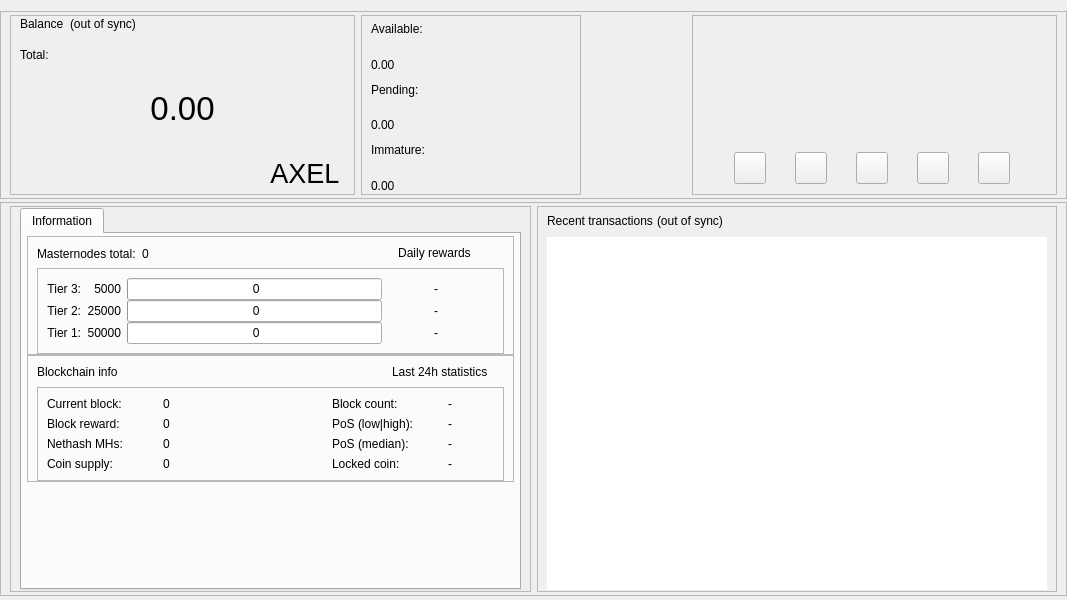
This is src/qt/forms/overviewpage.ui in axelnetwork/AXEL as Qt 5 draws it before an edit. The edited form follows.
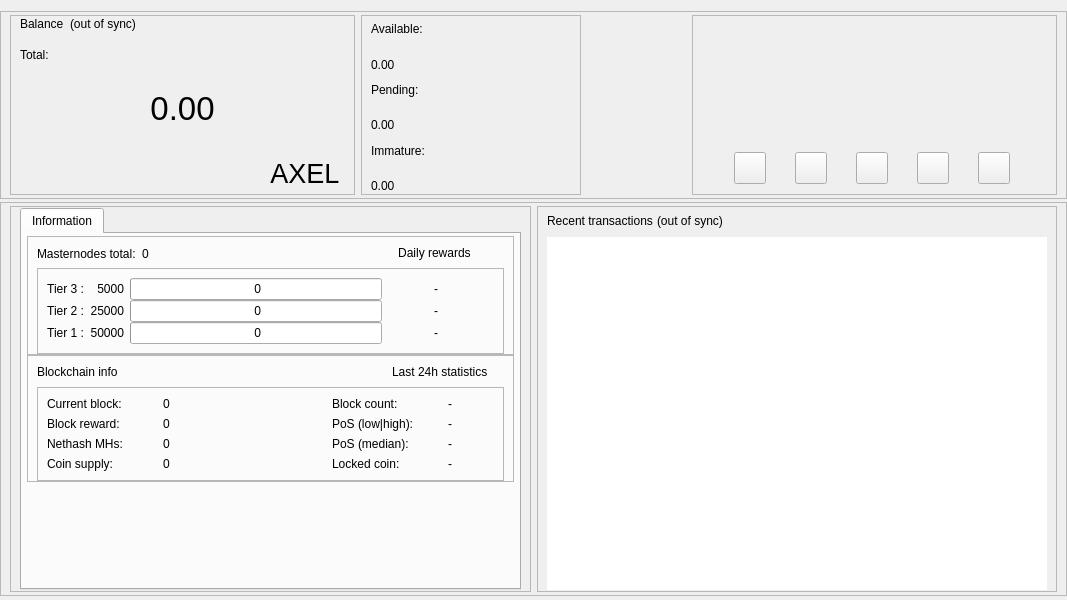
This is the edited form. Icons and pictures are not drawn.

The edit to the form file:
```diff
--- a/src/qt/forms/overviewpage.ui
+++ b/src/qt/forms/overviewpage.ui
@@ -370,7 +370,7 @@
                  <property name="sizeHint" stdset="0">
                   <size>
                    <width>40</width>
-                   <height>25</height>
+                   <height>20</height>
                   </size>
                  </property>
                 </spacer>
@@ -404,7 +404,7 @@
                  <property name="sizeHint" stdset="0">
                   <size>
                    <width>40</width>
-                   <height>25</height>
+                   <height>20</height>
                   </size>
                  </property>
                 </spacer>
@@ -822,12 +822,32 @@
                          <property name="verticalSpacing">
                           <number>0</number>
                          </property>
-                         <item row="0" column="2">
-                          <widget class="QProgressBar" name="graphMN1">
+                         <item row="3" column="1">
+                          <widget class="QLabel" name="tier2_colat">
+                           <property name="text">
+                            <string>25000</string>
+                           </property>
+                           <property name="alignment">
+                            <set>Qt::AlignRight|Qt::AlignTrailing|Qt::AlignVCenter</set>
+                           </property>
+                          </widget>
+                         </item>
+                         <item row="6" column="1">
+                          <widget class="QLabel" name="tier1_colat">
+                           <property name="text">
+                            <string>50000</string>
+                           </property>
+                           <property name="alignment">
+                            <set>Qt::AlignRight|Qt::AlignTrailing|Qt::AlignVCenter</set>
+                           </property>
+                          </widget>
+                         </item>
+                         <item row="2" column="0">
+                          <widget class="QLabel" name="tier_3">
                            <property name="minimumSize">
                             <size>
                              <width>0</width>
-                             <height>18</height>
+                             <height>0</height>
                             </size>
                            </property>
                            <property name="maximumSize">
@@ -836,15 +856,47 @@
                              <height>16777215</height>
                             </size>
                            </property>
-                           <property name="value">
-                            <number>0</number>
+                           <property name="text">
+                            <string>Tier 3 :</string>
                            </property>
-                           <property name="format">
-                            <string> %v</string>
+                           <property name="alignment">
+                            <set>Qt::AlignRight|Qt::AlignTrailing|Qt::AlignVCenter</set>
                            </property>
                           </widget>
                          </item>
-                         <item row="1" column="2">
+                         <item row="2" column="1">
+                          <widget class="QLabel" name="tier3_colat">
+                           <property name="text">
+                            <string>5000</string>
+                           </property>
+                           <property name="alignment">
+                            <set>Qt::AlignRight|Qt::AlignTrailing|Qt::AlignVCenter</set>
+                           </property>
+                          </widget>
+                         </item>
+                         <item row="3" column="0">
+                          <widget class="QLabel" name="tier_2">
+                           <property name="minimumSize">
+                            <size>
+                             <width>0</width>
+                             <height>0</height>
+                            </size>
+                           </property>
+                           <property name="maximumSize">
+                            <size>
+                             <width>16777215</width>
+                             <height>16777215</height>
+                            </size>
+                           </property>
+                           <property name="text">
+                            <string>Tier 2 :</string>
+                           </property>
+                           <property name="alignment">
+                            <set>Qt::AlignRight|Qt::AlignTrailing|Qt::AlignVCenter</set>
+                           </property>
+                          </widget>
+                         </item>
+                         <item row="3" column="3">
                           <widget class="QProgressBar" name="graphMN2">
                            <property name="minimumSize">
                             <size>
@@ -866,7 +918,51 @@
                            </property>
                           </widget>
                          </item>
-                         <item row="3" column="2">
+                         <item row="6" column="3">
+                          <widget class="QProgressBar" name="graphMN1">
+                           <property name="minimumSize">
+                            <size>
+                             <width>0</width>
+                             <height>18</height>
+                            </size>
+                           </property>
+                           <property name="maximumSize">
+                            <size>
+                             <width>16777215</width>
+                             <height>16777215</height>
+                            </size>
+                           </property>
+                           <property name="value">
+                            <number>0</number>
+                           </property>
+                           <property name="format">
+                            <string> %v</string>
+                           </property>
+                          </widget>
+                         </item>
+                         <item row="6" column="0">
+                          <widget class="QLabel" name="tier_1">
+                           <property name="minimumSize">
+                            <size>
+                             <width>0</width>
+                             <height>0</height>
+                            </size>
+                           </property>
+                           <property name="maximumSize">
+                            <size>
+                             <width>16777215</width>
+                             <height>16777215</height>
+                            </size>
+                           </property>
+                           <property name="text">
+                            <string>Tier 1 :</string>
+                           </property>
+                           <property name="alignment">
+                            <set>Qt::AlignRight|Qt::AlignTrailing|Qt::AlignVCenter</set>
+                           </property>
+                          </widget>
+                         </item>
+                         <item row="2" column="3">
                           <widget class="QProgressBar" name="graphMN3">
                            <property name="minimumSize">
                             <size>
@@ -888,73 +984,7 @@
                            </property>
                           </widget>
                          </item>
-                         <item row="0" column="3">
-                          <widget class="QLabel" name="roi_11">
-                           <property name="minimumSize">
-                            <size>
-                             <width>50</width>
-                             <height>0</height>
-                            </size>
-                           </property>
-                           <property name="maximumSize">
-                            <size>
-                             <width>16777215</width>
-                             <height>16777215</height>
-                            </size>
-                           </property>
-                           <property name="text">
-                            <string>-</string>
-                           </property>
-                           <property name="alignment">
-                            <set>Qt::AlignRight|Qt::AlignTrailing|Qt::AlignVCenter</set>
-                           </property>
-                          </widget>
-                         </item>
-                         <item row="0" column="4">
-                          <widget class="QLabel" name="roi_12">
-                           <property name="minimumSize">
-                            <size>
-                             <width>50</width>
-                             <height>0</height>
-                            </size>
-                           </property>
-                           <property name="maximumSize">
-                            <size>
-                             <width>16777215</width>
-                             <height>16777215</height>
-                            </size>
-                           </property>
-                           <property name="text">
-                            <string/>
-                           </property>
-                           <property name="alignment">
-                            <set>Qt::AlignLeading|Qt::AlignLeft|Qt::AlignVCenter</set>
-                           </property>
-                          </widget>
-                         </item>
-                         <item row="1" column="3">
-                          <widget class="QLabel" name="roi_21">
-                           <property name="minimumSize">
-                            <size>
-                             <width>50</width>
-                             <height>0</height>
-                            </size>
-                           </property>
-                           <property name="maximumSize">
-                            <size>
-                             <width>16777215</width>
-                             <height>16777215</height>
-                            </size>
-                           </property>
-                           <property name="text">
-                            <string>-</string>
-                           </property>
-                           <property name="alignment">
-                            <set>Qt::AlignRight|Qt::AlignTrailing|Qt::AlignVCenter</set>
-                           </property>
-                          </widget>
-                         </item>
-                         <item row="1" column="4">
+                         <item row="3" column="5">
                           <widget class="QLabel" name="roi_22">
                            <property name="minimumSize">
                             <size>
@@ -976,29 +1006,7 @@
                            </property>
                           </widget>
                          </item>
-                         <item row="3" column="3">
-                          <widget class="QLabel" name="roi_31">
-                           <property name="minimumSize">
-                            <size>
-                             <width>50</width>
-                             <height>0</height>
-                            </size>
-                           </property>
-                           <property name="maximumSize">
-                            <size>
-                             <width>16777215</width>
-                             <height>16777215</height>
-                            </size>
-                           </property>
-                           <property name="text">
-                            <string>-</string>
-                           </property>
-                           <property name="alignment">
-                            <set>Qt::AlignRight|Qt::AlignTrailing|Qt::AlignVCenter</set>
-                           </property>
-                          </widget>
-                         </item>
-                         <item row="3" column="4">
+                         <item row="2" column="5">
                           <widget class="QLabel" name="roi_32">
                            <property name="minimumSize">
                             <size>
@@ -1020,11 +1028,11 @@
                            </property>
                           </widget>
                          </item>
-                         <item row="0" column="0">
-                          <widget class="QLabel" name="label">
+                         <item row="3" column="4">
+                          <widget class="QLabel" name="roi_21">
                            <property name="minimumSize">
                             <size>
-                             <width>0</width>
+                             <width>50</width>
                              <height>0</height>
                             </size>
                            </property>
@@ -1035,18 +1043,18 @@
                             </size>
                            </property>
                            <property name="text">
-                            <string>Tier 3:</string>
+                            <string>-</string>
                            </property>
                            <property name="alignment">
                             <set>Qt::AlignRight|Qt::AlignTrailing|Qt::AlignVCenter</set>
                            </property>
                           </widget>
                          </item>
-                         <item row="1" column="0">
-                          <widget class="QLabel" name="label_2">
+                         <item row="6" column="5">
+                          <widget class="QLabel" name="roi_12">
                            <property name="minimumSize">
                             <size>
-                             <width>0</width>
+                             <width>50</width>
                              <height>0</height>
                             </size>
                            </property>
@@ -1057,18 +1065,18 @@
                             </size>
                            </property>
                            <property name="text">
-                            <string>Tier 2:</string>
+                            <string/>
                            </property>
                            <property name="alignment">
-                            <set>Qt::AlignRight|Qt::AlignTrailing|Qt::AlignVCenter</set>
+                            <set>Qt::AlignLeading|Qt::AlignLeft|Qt::AlignVCenter</set>
                            </property>
                           </widget>
                          </item>
-                         <item row="3" column="0">
-                          <widget class="QLabel" name="label_3">
+                         <item row="2" column="4">
+                          <widget class="QLabel" name="roi_31">
                            <property name="minimumSize">
                             <size>
-                             <width>0</width>
+                             <width>50</width>
                              <height>0</height>
                             </size>
                            </property>
@@ -1079,37 +1087,29 @@
                             </size>
                            </property>
                            <property name="text">
-                            <string>Tier 1:</string>
+                            <string>-</string>
                            </property>
                            <property name="alignment">
                             <set>Qt::AlignRight|Qt::AlignTrailing|Qt::AlignVCenter</set>
                            </property>
                           </widget>
                          </item>
-                         <item row="0" column="1">
-                          <widget class="QLabel" name="label_lcolat">
-                           <property name="text">
-                            <string>5000</string>
+                         <item row="6" column="4">
+                          <widget class="QLabel" name="roi_11">
+                           <property name="minimumSize">
+                            <size>
+                             <width>50</width>
+                             <height>0</height>
+                            </size>
                            </property>
-                           <property name="alignment">
-                            <set>Qt::AlignRight|Qt::AlignTrailing|Qt::AlignVCenter</set>
+                           <property name="maximumSize">
+                            <size>
+                             <width>16777215</width>
+                             <height>16777215</height>
+                            </size>
                            </property>
-                          </widget>
-                         </item>
-                         <item row="1" column="1">
-                          <widget class="QLabel" name="label_mcolat">
                            <property name="text">
-                            <string>25000</string>
-                           </property>
-                           <property name="alignment">
-                            <set>Qt::AlignRight|Qt::AlignTrailing|Qt::AlignVCenter</set>
-                           </property>
-                          </widget>
-                         </item>
-                         <item row="3" column="1">
-                          <widget class="QLabel" name="label_fcolat">
-                           <property name="text">
-                            <string>50000</string>
+                            <string>-</string>
                            </property>
                            <property name="alignment">
                             <set>Qt::AlignRight|Qt::AlignTrailing|Qt::AlignVCenter</set>
```
Left out of the diff: 2 changed lines with no effect on the pictures.
